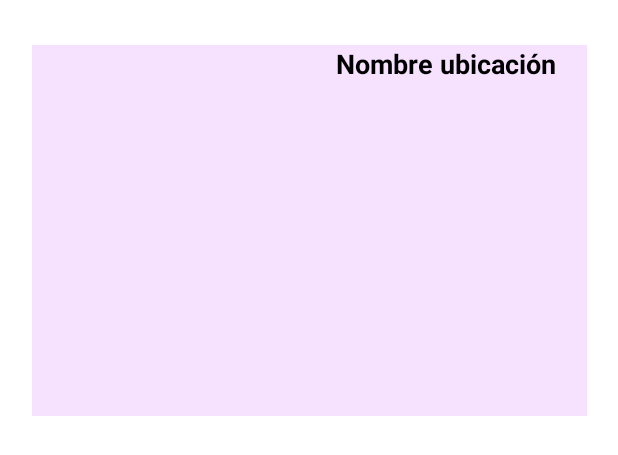
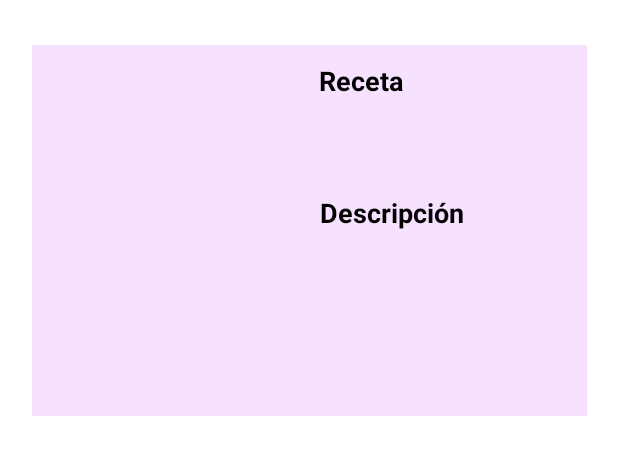
Before and after one commit to Bl4nc018/SaborExpress, an Android app: the layout recycler_cell.xml on its own in the app's theme, with its tools: preview values and no code run, on a phone screen of 412 x 824 dp. Shown: the top 455 px of the screen. Run offline under Robolectric (Android 15) with nearby library versions, the phone set to English and light mode, and no system bars.

Commit message:
Actualizados los datos del Recycler para que coincidan con el json de ejemplo. Añadidos también dos layouts para mostrar tanto cada celda del recycler como el fragmento del mismo.

```diff
--- a/SaborExpress_App/app/src/main/res/layout/recycler_cell.xml
+++ b/SaborExpress_App/app/src/main/res/layout/recycler_cell.xml
@@ -5,8 +5,7 @@
     android:layout_width="wrap_content"
     android:layout_height="wrap_content">
 
-    <androidx.constraintlayout.widget.ConstraintLayout xmlns:android="http://schemas.android.com/apk/res/android"
-        xmlns:app="http://schemas.android.com/apk/res-auto"
+    <androidx.constraintlayout.widget.ConstraintLayout
         android:id="@+id/recycler_view"
         android:layout_width="370dp"
         android:layout_height="247dp"
@@ -18,14 +17,24 @@
         app:layout_constraintStart_toStartOf="parent"
         app:layout_constraintTop_toTopOf="parent">
 
+        <ImageView
+            android:id="@+id/image_view"
+            android:layout_width="150dp"
+            android:layout_height="140dp"
+            android:layout_marginStart="20dp"
+            android:layout_marginTop="20dp"
+            app:layout_constraintBottom_toBottomOf="@+id/description"
+            app:layout_constraintStart_toStartOf="parent"
+            app:layout_constraintTop_toTopOf="parent"
+            app:layout_constraintVertical_bias="0.238" />
 
         <TextView
-            android:id="@+id/place_name"
+            android:id="@+id/recipe_name"
             android:layout_width="155dp"
             android:layout_height="wrap_content"
             android:layout_marginEnd="12dp"
             android:layout_marginStart="10dp"
-            android:text="Nombre ubicación"
+            android:text="Receta"
             android:textColor="@color/black"
             android:textSize="18dp"
             android:textStyle="bold"
@@ -33,5 +42,23 @@
             app:layout_constraintStart_toEndOf="@+id/image_view"
             app:layout_constraintTop_toTopOf="@+id/image_view" />
 
+        <TextView
+            android:id="@+id/description"
+            android:layout_width="155dp"
+            android:layout_height="wrap_content"
+            android:layout_marginStart="10dp"
+            android:layout_marginTop="88dp"
+            android:layout_marginEnd="12dp"
+            android:text="Descripción"
+            android:textColor="@color/black"
+            android:textSize="18dp"
+            android:textStyle="bold"
+            app:layout_constraintEnd_toEndOf="parent"
+            app:layout_constraintHorizontal_bias="0.521"
+            app:layout_constraintStart_toEndOf="@+id/image_view"
+            app:layout_constraintTop_toTopOf="@+id/image_view" />
+
+
     </androidx.constraintlayout.widget.ConstraintLayout>
+
 </androidx.constraintlayout.widget.ConstraintLayout>
```
Also changed, not shown: SaborExpress_App/app/src/main/java/com/example/saborexpress/recycler/RecyclerItems.java (+29 -2 lines), SaborExpress_App/app/src/main/java/com/example/saborexpress/recycler/RecyclerViewHolder.java (+15 -5 lines), SaborExpress_App/app/src/main/java/com/example/saborexpress/ui/home/HomeViewModel.java (deleted, +0 -19 lines), SaborExpress_App/app/src/main/res/layout/fragment_recycler.xml (added, +19 -0 lines).
